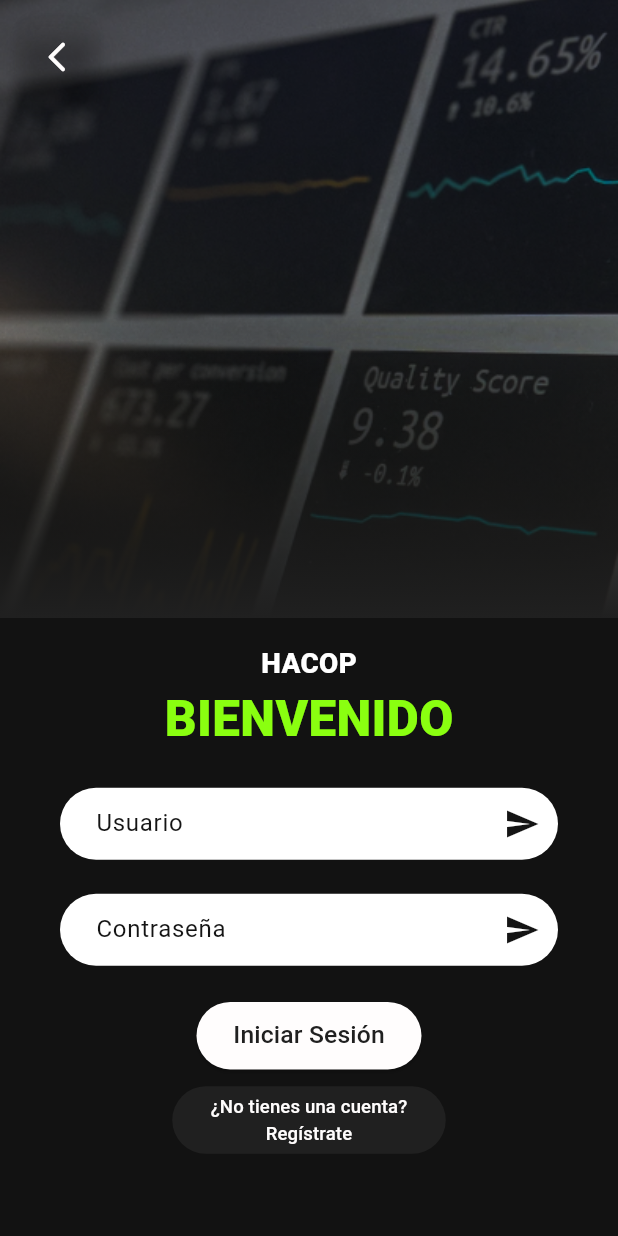
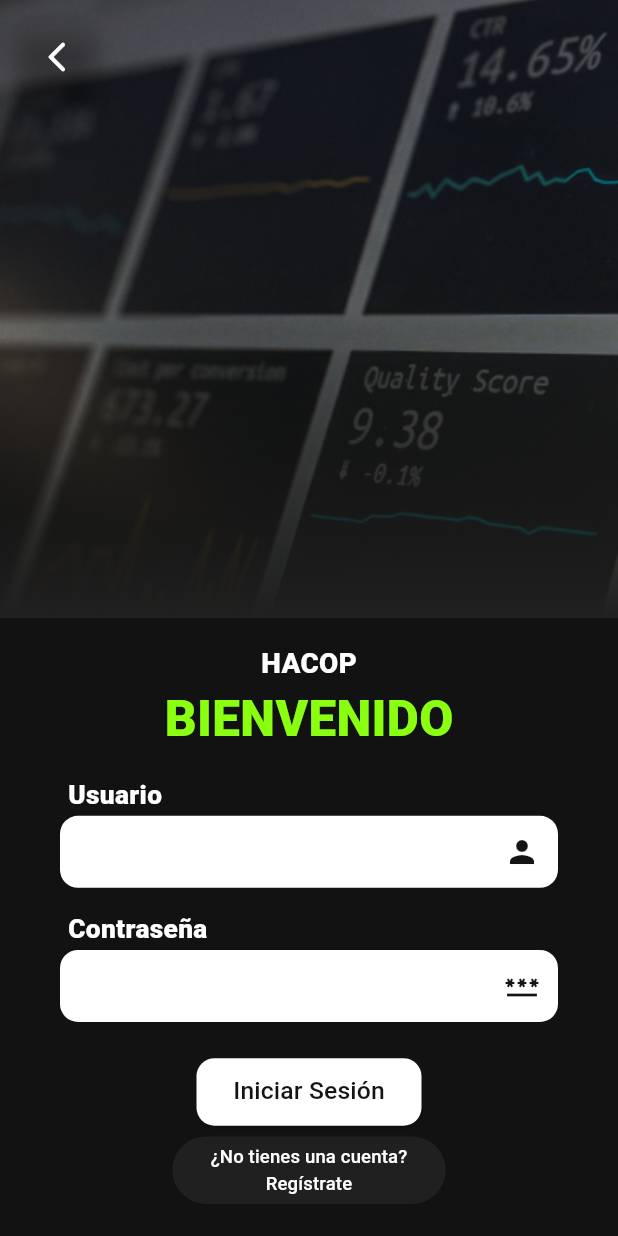
Before and after one commit to mauriciocastillo893/NEXA_FIRST_MOBILE_APP, a Flutter app: the screen it shows after launch, after a tap on "Iniciar sesión", on a phone screen of 412 x 824 dp. Run offline on Flutter 3.47's test engine with Material 3 defaults, Android fonts, the phone set to English and light mode, and no system bars.

Commit message:
[ADD] New widget and new features are incoming

```diff
--- a/lib/main.dart
+++ b/lib/main.dart
@@ -13,7 +13,7 @@ class MyApp extends StatelessWidget {
   Widget build(BuildContext context) {
     return MaterialApp(
       debugShowCheckedModeBanner: false,
-      title: 'Flutter Demo',
+      title: 'NEXA Banks',
       theme: ThemeData(
         brightness: Brightness.dark,
         colorScheme: const ColorScheme.dark(
--- a/lib/presentation/screens/login_screen.dart
+++ b/lib/presentation/screens/login_screen.dart
@@ -2,6 +2,7 @@ import 'package:flutter/material.dart';
 import 'package:moviles_app/presentation/screens/lobby_user_screen.dart';
 import 'package:moviles_app/presentation/screens/main_screen.dart';
 import 'package:moviles_app/presentation/screens/register_screen.dart';
+import 'package:moviles_app/presentation/widgets/shared/elevated_button_box.dart';
 import 'package:moviles_app/presentation/widgets/shared/message_field_box.dart';
 
 class LoginScreen extends StatelessWidget {
@@ -17,6 +18,9 @@ class LoginScreen extends StatelessWidget {
 }
 
 class _LoginView extends StatelessWidget {
+    final focusNode1 = FocusNode();
+    final focusNode2 = FocusNode();
+
   @override
   Widget build(BuildContext context) {
     return SingleChildScrollView(
@@ -77,26 +81,49 @@ class _LoginView extends StatelessWidget {
               fontWeight: FontWeight.w900,
               fontSize: MediaQuery.of(context).size.width * 0.08,
             )),
+        SizedBox(height: MediaQuery.of(context).size.height * 0.0175),
+        MessageFieldBox(
+          title: "Usuario",
+          placeholder: "",
+          typeOfIcon: const Icon(Icons.person),
+          borderRadiusOf: 12,
+          actualFocusNode: focusNode1,
+          nextFocusNode: focusNode2,
+        ),
+        SizedBox(height: MediaQuery.of(context).size.height * 0.0175),
+        MessageFieldBox(
+            title: "Contraseña",
+            placeholder: "",
+            typeOfIcon: const Icon(Icons.password),
+            borderRadiusOf: 12,
+            actualFocusNode: focusNode2,
+            // nextFocusNode: focusNode3,
+            ),
         SizedBox(height: MediaQuery.of(context).size.height * 0.0275),
-        const MessageFieldBox(placeholder: "Usuario"),
-        SizedBox(height: MediaQuery.of(context).size.height * 0.0275),
-        const MessageFieldBox(placeholder: "Contraseña"),
-        SizedBox(height: MediaQuery.of(context).size.height * 0.0275),
-        ElevatedButton(
+        ElevatedButtonBox(
           onPressed: () {
             Navigator.push(context, MaterialPageRoute(builder: (context) {
               return const LobbyUserScreen();
             }));
           },
-          style: ElevatedButton.styleFrom(
-            backgroundColor: const Color(0xFFFFFDFD),
-            minimumSize: const Size(150, 45),
-          ),
-          child: Text("Iniciar Sesión",
-              style: TextStyle(
-                  fontSize: MediaQuery.of(context).size.width * 0.04)),
+          text: "Iniciar Sesión",
+          borderRadiusOf: 12,
         ),
-        SizedBox(height: MediaQuery.of(context).size.height * 0.01),
+        // ElevatedButton(
+        //   onPressed: () {
+        //     Navigator.push(context, MaterialPageRoute(builder: (context) {
+        //       return const LobbyUserScreen();
+        //     }));
+        //   },
+        //   style: ElevatedButton.styleFrom(
+        //     backgroundColor: const Color(0xFFFFFDFD),
+        //     minimumSize: const Size(150, 45),
+        //   ),
+        //   child: Text("Iniciar Sesión",
+        //       style: TextStyle(
+        //           fontSize: MediaQuery.of(context).size.width * 0.04)),
+        // ),
+        SizedBox(height: MediaQuery.of(context).size.height * 0.005),
         ElevatedButton(
           onPressed: () {
             Navigator.push(
--- /dev/null
+++ b/lib/presentation/widgets/shared/elevated_button_box.dart
@@ -0,0 +1,37 @@
+import 'package:flutter/material.dart';
+
+class ElevatedButtonBox extends StatelessWidget {
+  const ElevatedButtonBox({
+    super.key,
+    this.text = "Botón",
+    this.darkMode,
+    this.borderRadiusOf = 30,
+    required this.onPressed,
+  });
+
+  final String text;
+  final VoidCallback onPressed;
+  final bool? darkMode;
+  final double borderRadiusOf;
+
+  @override
+  Widget build(BuildContext context) {
+    return ElevatedButton(
+      onPressed: onPressed,
+      style: ElevatedButton.styleFrom(
+        backgroundColor:
+            darkMode == true ? const Color(0xFF141414) : Colors.white,
+        minimumSize: const Size(150, 45),
+        shape: RoundedRectangleBorder(
+          borderRadius:
+              BorderRadius.circular(borderRadiusOf), // Ajusta el valor de redondeo aquí
+        ),
+      ),
+      child: Text(text,
+          style: TextStyle(
+            fontSize: MediaQuery.of(context).size.width * 0.04,
+            color: darkMode == true ? Colors.white : const Color(0xFF141414),
+          )),
+    );
+  }
+}
--- a/lib/presentation/widgets/shared/message_field_box.dart
+++ b/lib/presentation/widgets/shared/message_field_box.dart
@@ -1,23 +1,39 @@
 import 'package:flutter/material.dart';
 
 class MessageFieldBox extends StatelessWidget {
-  const MessageFieldBox(
-      {super.key,
+  const MessageFieldBox({
+    Key? key,
+    this.title = "Título no disponible",
     this.placeholder = "Escribe un mensaje",
     this.typeOfIcon,
     this.darkMode,
     this.horizontalPadding,
-      this.verticalPadding});
+    this.verticalPadding,
+    this.borderRadiusOf,
+    this.isActiveButtonPressingIcon = false,
+    this.isActiveDoneButton = false,
+    this.actualFocusNode,
+    this.nextFocusNode,
+  }) : super(key: key);
+
+  final String title;
   final String placeholder;
   final Icon? typeOfIcon;
   final bool? darkMode;
   final double? horizontalPadding;
   final double? verticalPadding;
+  final double? borderRadiusOf;
+  final bool isActiveButtonPressingIcon;
+  final bool isActiveDoneButton;
+  final FocusNode? actualFocusNode;
+  final FocusNode? nextFocusNode;
 
   @override
   Widget build(BuildContext context) {
     final textController = TextEditingController();
-    final focusNode = FocusNode();
+    //
+    final focusNode = actualFocusNode ?? FocusNode();
+    final toAimNextfocusNode = nextFocusNode ?? FocusNode();
 
     final inputDecoration = InputDecoration(
       hintText: placeholder,
@@ -25,39 +41,66 @@ class MessageFieldBox extends StatelessWidget {
         color: darkMode == true ? Colors.white : const Color(0xFF141414),
       ),
       border: OutlineInputBorder(
-        borderRadius: BorderRadius.circular(30),
+        borderRadius: BorderRadius.circular(borderRadiusOf ?? 30),
         borderSide: BorderSide.none,
       ),
       filled: true,
       fillColor: darkMode == true ? const Color(0xFF141414) : Colors.white,
       contentPadding: const EdgeInsets.symmetric(horizontal: 20, vertical: 10),
       suffixIcon: IconButton(
-        icon: typeOfIcon ?? const Icon(Icons.send),
+        icon: typeOfIcon ?? const Icon(Icons.error),
         color: darkMode == true ? Colors.white : const Color(0xFF141414),
         onPressed: () {
+          if (isActiveButtonPressingIcon) {
             textController.clear();
             focusNode.requestFocus();
+          }
         },
       ),
     );
 
-    return Padding(
+    return Column(children: [
+      Row(children: [
+        Padding(
+          padding: EdgeInsets.only(
+              left: MediaQuery.of(context).size.width * 0.11, bottom: 2),
+          child: Text(
+            title,
+            textAlign: TextAlign.left,
+            style: TextStyle(
+              color: Colors.white,
+              fontWeight: FontWeight.w900,
+              fontSize: MediaQuery.of(context).size.width * 0.0425,
+            ),
+          ),
+        )
+      ]),
+      Padding(
         padding: EdgeInsets.symmetric(
           horizontal: horizontalPadding ?? 40,
           vertical: verticalPadding ?? 0,
         ),
         child: TextFormField(
-        // onTapOutside: (event) {
-        //   focusNode.unfocus();
-        // },
+          onTapOutside: (event) {
+            focusNode.unfocus();
+          },
+          style: TextStyle(
+            color: darkMode == true ? Colors.white : const Color(0xFF141414),
+          ),
           focusNode: focusNode,
           controller: textController,
           decoration: inputDecoration,
           onFieldSubmitted: (value) {
+            if (isActiveDoneButton) {
               textController.clear();
               focusNode.requestFocus();
+            } else {
+              focusNode.unfocus();
+              toAimNextfocusNode.requestFocus();
+            }
           },
         ),
-    );
+      ),
+    ]);
   }
 }
```
Lines whose indentation alone changed are shown as unchanged.
